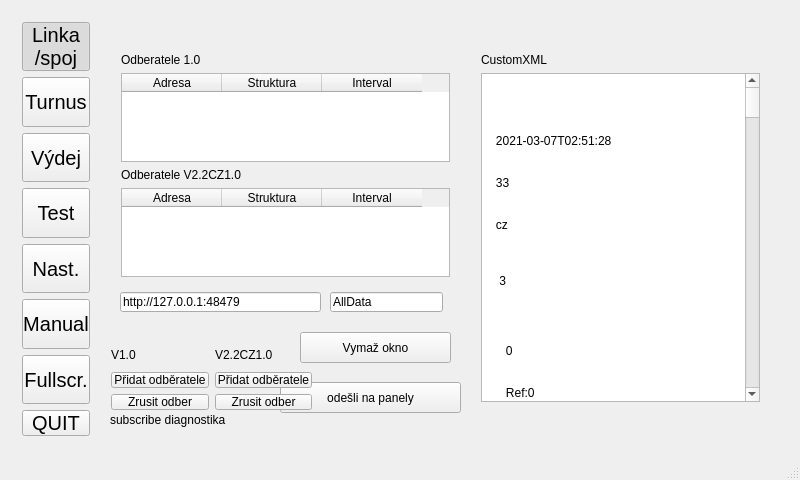
This is mainwindow.ui in frutabruta/VDV301tester as Qt 5 draws it before an edit. The edited form follows.
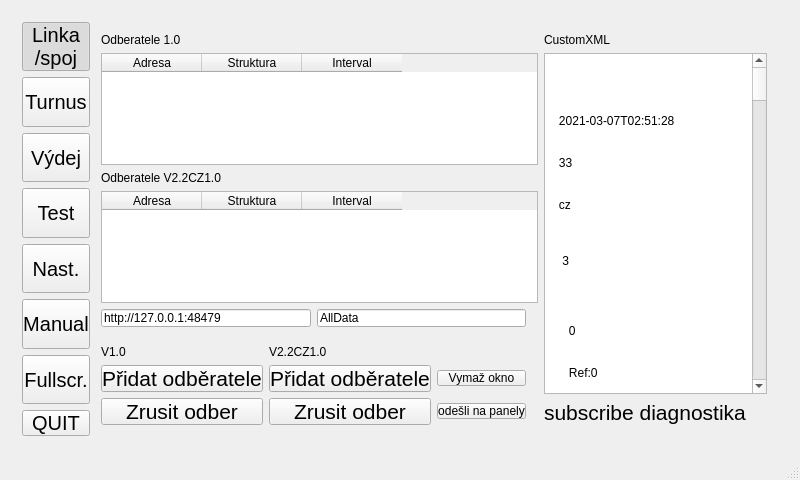
This is the edited form. The open tabs and pages were chosen to show the change.

Commit message: -MainWindow: přeskupení prvků na záloižce Manual, zvětšení tlačítek -přesun třídy Subscriber do submodulu VDV301publisher -zavedení zpracování prvku ReplyPath u VDV301publisher

Diff of the .ui file:
```diff
--- a/mainwindow.ui
+++ b/mainwindow.ui
@@ -2245,27 +2245,102 @@
              </layout>
             </widget>
             <widget class="QWidget" name="page_customXML">
-             <widget class="QWidget" name="verticalLayoutWidget_9">
-              <property name="geometry">
-               <rect>
-                <x>380</x>
-                <y>20</y>
-                <width>301</width>
-                <height>371</height>
-               </rect>
-              </property>
-              <layout class="QVBoxLayout" name="verticalLayout_10">
-               <item>
-                <widget class="QLabel" name="label_10">
-                 <property name="text">
-                  <string>CustomXML</string>
-                 </property>
-                </widget>
-               </item>
-               <item>
-                <widget class="QPlainTextEdit" name="plainTextEditCustomXml">
-                 <property name="plainText">
-                  <string>&lt;?xml version=&quot;1.0&quot; encoding=&quot;utf-8&quot; ?&gt;
+             <layout class="QGridLayout" name="gridLayout">
+              <item row="1" column="1">
+               <widget class="QLineEdit" name="lineEdit_strukturaOdberu">
+                <property name="text">
+                 <string>AllData</string>
+                </property>
+               </widget>
+              </item>
+              <item row="0" column="0" colspan="4">
+               <layout class="QVBoxLayout" name="verticalLayout_11">
+                <item>
+                 <widget class="QLabel" name="label_11">
+                  <property name="text">
+                   <string>Odberatele 1.0</string>
+                  </property>
+                 </widget>
+                </item>
+                <item>
+                 <widget class="QTableWidget" name="seznamOdberatelu">
+                  <column>
+                   <property name="text">
+                    <string>Adresa</string>
+                   </property>
+                  </column>
+                  <column>
+                   <property name="text">
+                    <string>Struktura</string>
+                   </property>
+                  </column>
+                  <column>
+                   <property name="text">
+                    <string>Interval</string>
+                   </property>
+                  </column>
+                 </widget>
+                </item>
+                <item>
+                 <widget class="QLabel" name="label_15">
+                  <property name="text">
+                   <string>Odberatele V2.2CZ1.0</string>
+                  </property>
+                 </widget>
+                </item>
+                <item>
+                 <widget class="QTableWidget" name="seznamOdberatelu2">
+                  <column>
+                   <property name="text">
+                    <string>Adresa</string>
+                   </property>
+                  </column>
+                  <column>
+                   <property name="text">
+                    <string>Struktura</string>
+                   </property>
+                  </column>
+                  <column>
+                   <property name="text">
+                    <string>Interval</string>
+                   </property>
+                  </column>
+                 </widget>
+                </item>
+               </layout>
+              </item>
+              <item row="6" column="5">
+               <widget class="QLabel" name="label_diagnostika_manual">
+                <property name="font">
+                 <font>
+                  <pointsize>16</pointsize>
+                 </font>
+                </property>
+                <property name="text">
+                 <string>subscribe diagnostika</string>
+                </property>
+               </widget>
+              </item>
+              <item row="1" column="0">
+               <widget class="QLineEdit" name="lineEdit_ipadresaOdberatele">
+                <property name="text">
+                 <string>http://127.0.0.1:48479</string>
+                </property>
+               </widget>
+              </item>
+              <item row="0" column="5" rowspan="6">
+               <layout class="QVBoxLayout" name="verticalLayout_10">
+                <item>
+                 <widget class="QLabel" name="label_10">
+                  <property name="text">
+                   <string>CustomXML</string>
+                  </property>
+                 </widget>
+                </item>
+                <item>
+                 <widget class="QPlainTextEdit" name="plainTextEditCustomXml">
+                  <property name="plainText">
+                   <string>&lt;?xml version=&quot;1.0&quot; encoding=&quot;utf-8&quot; ?&gt;
 &lt;CustomerInformationService.GetAllDataResponse&gt;
  &lt;AllData&gt;
   &lt;TimeStamp&gt;
@@ -2486,202 +2561,92 @@
   &lt;ExitSide&gt;right&lt;/ExitSide&gt;
  &lt;/AllData&gt;
 &lt;/CustomerInformationService.GetAllDataResponse&gt;</string>
-                 </property>
-                </widget>
-               </item>
-              </layout>
-             </widget>
-             <widget class="QPushButton" name="tlacitkoSmazOkno">
-              <property name="geometry">
-               <rect>
-                <x>210</x>
-                <y>310</y>
-                <width>151</width>
-                <height>31</height>
-               </rect>
-              </property>
-              <property name="text">
-               <string>Vymaž okno</string>
-              </property>
-             </widget>
-             <widget class="QPushButton" name="tlacitkoOdesliXml">
-              <property name="geometry">
-               <rect>
-                <x>190</x>
-                <y>360</y>
-                <width>181</width>
-                <height>31</height>
-               </rect>
-              </property>
-              <property name="text">
-               <string>odešli na panely</string>
-              </property>
-             </widget>
-             <widget class="QWidget" name="verticalLayoutWidget_10">
-              <property name="geometry">
-               <rect>
-                <x>20</x>
-                <y>20</y>
-                <width>351</width>
-                <height>246</height>
-               </rect>
-              </property>
-              <layout class="QVBoxLayout" name="verticalLayout_11">
-               <item>
-                <widget class="QLabel" name="label_11">
-                 <property name="text">
-                  <string>Odberatele 1.0</string>
-                 </property>
-                </widget>
-               </item>
-               <item>
-                <widget class="QTableWidget" name="seznamOdberatelu">
-                 <column>
+                  </property>
+                 </widget>
+                </item>
+               </layout>
+              </item>
+              <item row="4" column="0" rowspan="3" colspan="2">
+               <layout class="QGridLayout" name="gridLayout_7">
+                <item row="1" column="0">
+                 <widget class="QPushButton" name="tlacitkoAddsubscriber">
+                  <property name="font">
+                   <font>
+                    <pointsize>16</pointsize>
+                   </font>
+                  </property>
                   <property name="text">
-                   <string>Adresa</string>
+                   <string>Přidat odběratele</string>
                   </property>
-                 </column>
-                 <column>
+                 </widget>
+                </item>
+                <item row="2" column="1">
+                 <widget class="QPushButton" name="tlacitkoRemoveSubscriber_2">
+                  <property name="font">
+                   <font>
+                    <pointsize>16</pointsize>
+                   </font>
+                  </property>
                   <property name="text">
-                   <string>Struktura</string>
+                   <string>Zrusit odber</string>
                   </property>
-                 </column>
-                 <column>
+                 </widget>
+                </item>
+                <item row="2" column="0">
+                 <widget class="QPushButton" name="tlacitkoRemoveSubscriber">
+                  <property name="font">
+                   <font>
+                    <pointsize>16</pointsize>
+                   </font>
+                  </property>
                   <property name="text">
-                   <string>Interval</string>
+                   <string>Zrusit odber</string>
                   </property>
-                 </column>
-                </widget>
-               </item>
-               <item>
-                <widget class="QLabel" name="label_15">
-                 <property name="text">
-                  <string>Odberatele V2.2CZ1.0</string>
-                 </property>
-                </widget>
-               </item>
-               <item>
-                <widget class="QTableWidget" name="seznamOdberatelu2">
-                 <column>
+                 </widget>
+                </item>
+                <item row="0" column="0">
+                 <widget class="QLabel" name="label_13">
                   <property name="text">
-                   <string>Adresa</string>
+                   <string>V1.0</string>
                   </property>
-                 </column>
-                 <column>
+                 </widget>
+                </item>
+                <item row="0" column="1">
+                 <widget class="QLabel" name="label_14">
                   <property name="text">
-                   <string>Struktura</string>
+                   <string>V2.2CZ1.0</string>
                   </property>
-                 </column>
-                 <column>
+                 </widget>
+                </item>
+                <item row="1" column="1">
+                 <widget class="QPushButton" name="tlacitkoAddsubscriber_2">
+                  <property name="font">
+                   <font>
+                    <pointsize>16</pointsize>
+                   </font>
+                  </property>
                   <property name="text">
-                   <string>Interval</string>
+                   <string>Přidat odběratele</string>
                   </property>
-                 </column>
-                </widget>
-               </item>
-              </layout>
-             </widget>
-             <widget class="QLineEdit" name="lineEdit_ipadresaOdberatele">
-              <property name="geometry">
-               <rect>
-                <x>30</x>
-                <y>270</y>
-                <width>201</width>
-                <height>20</height>
-               </rect>
-              </property>
-              <property name="text">
-               <string>http://127.0.0.1:48479</string>
-              </property>
-             </widget>
-             <widget class="QLineEdit" name="lineEdit_strukturaOdberu">
-              <property name="geometry">
-               <rect>
-                <x>240</x>
-                <y>270</y>
-                <width>113</width>
-                <height>20</height>
-               </rect>
-              </property>
-              <property name="text">
-               <string>AllData</string>
-              </property>
-             </widget>
-             <widget class="QWidget" name="horizontalLayoutWidget">
-              <property name="geometry">
-               <rect>
-                <x>10</x>
-                <y>310</y>
-                <width>223</width>
-                <height>89</height>
-               </rect>
-              </property>
-              <layout class="QHBoxLayout" name="horizontalLayout_5">
-               <item>
-                <layout class="QVBoxLayout" name="verticalLayout_12">
-                 <item>
-                  <widget class="QLabel" name="label_13">
-                   <property name="text">
-                    <string>V1.0</string>
-                   </property>
-                  </widget>
-                 </item>
-                 <item>
-                  <widget class="QPushButton" name="tlacitkoAddsubscriber">
-                   <property name="text">
-                    <string>Přidat odběratele</string>
-                   </property>
-                  </widget>
-                 </item>
-                 <item>
-                  <widget class="QPushButton" name="tlacitkoRemoveSubscriber">
-                   <property name="text">
-                    <string>Zrusit odber</string>
-                   </property>
-                  </widget>
-                 </item>
-                </layout>
-               </item>
-               <item>
-                <layout class="QVBoxLayout" name="verticalLayout_15">
-                 <item>
-                  <widget class="QLabel" name="label_14">
-                   <property name="text">
-                    <string>V2.2CZ1.0</string>
-                   </property>
-                  </widget>
-                 </item>
-                 <item>
-                  <widget class="QPushButton" name="tlacitkoAddsubscriber_2">
-                   <property name="text">
-                    <string>Přidat odběratele</string>
-                   </property>
-                  </widget>
-                 </item>
-                 <item>
-                  <widget class="QPushButton" name="tlacitkoRemoveSubscriber_2">
-                   <property name="text">
-                    <string>Zrusit odber</string>
-                   </property>
-                  </widget>
-                 </item>
-                </layout>
-               </item>
-              </layout>
-             </widget>
-             <widget class="QLabel" name="label_diagnostika_manual">
-              <property name="geometry">
-               <rect>
-                <x>20</x>
-                <y>390</y>
-                <width>541</width>
-                <height>16</height>
-               </rect>
-              </property>
-              <property name="text">
-               <string>subscribe diagnostika</string>
-              </property>
-             </widget>
+                 </widget>
+                </item>
+                <item row="1" column="2">
+                 <widget class="QPushButton" name="tlacitkoSmazOkno">
+                  <property name="text">
+                   <string>Vymaž okno</string>
+                  </property>
+                 </widget>
+                </item>
+                <item row="2" column="2">
+                 <widget class="QPushButton" name="tlacitkoOdesliXml">
+                  <property name="text">
+                   <string>odešli na panely</string>
+                  </property>
+                 </widget>
+                </item>
+               </layout>
+              </item>
+             </layout>
             </widget>
             <widget class="QWidget" name="page_turnus">
              <layout class="QGridLayout" name="gridLayout_4">
```
Left out of the diff: 10 changed lines with no effect on the pictures. The commit also changes 9 other files.
